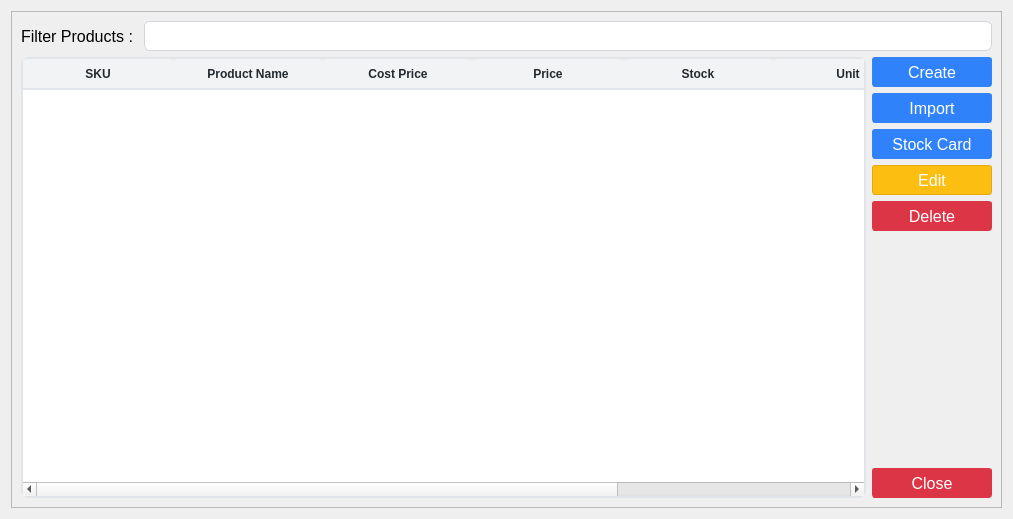
michael-halim/pos, file ui/products.ui: the form before one commit.
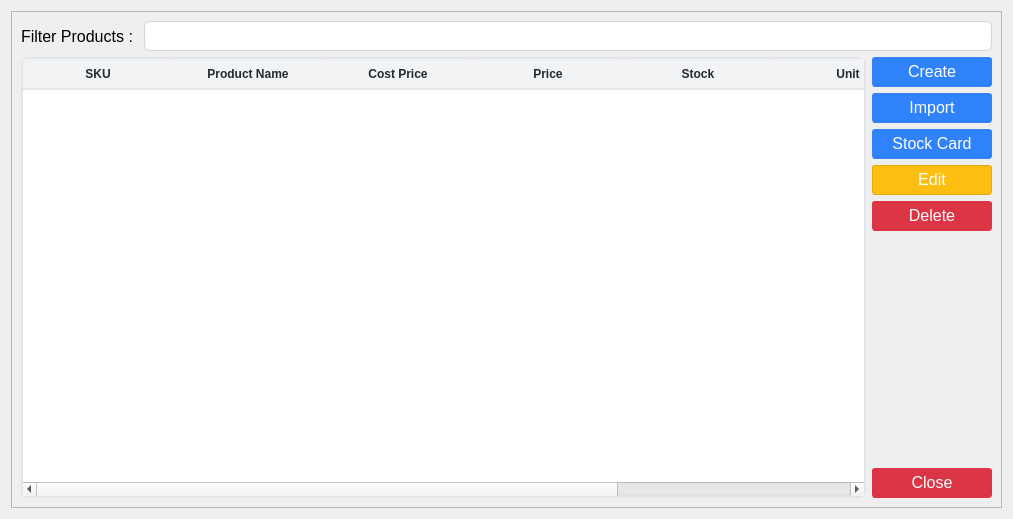
The form after the commit. Icons and pictures are not drawn.

Commit message: Patch#48: Added More Shortcut - Added Shortcut for Categories, Customers, Master Stock, Price Unit, Products Dialog, Roles Dialog, Role Permissions, Stock Card, Suppliers, Users - Fix Bug in Price Unit

What changed in the file:
```diff
--- a/ui/products.ui
+++ b/ui/products.ui
@@ -32,18 +32,300 @@
     background-color: #ffffff;       /* White background when focused */
 }
 
+QLineEdit:disabled {
+    border: 1px solid #e5e7eb;      /* Lighter border when disabled */
+    background-color: #f3f4f6;      /* Light gray background when disabled */
+    color: #9ca3af;                 /* Lighter text color when disabled */
+}
+
+/* QComboBox Styling - Improved with clearer state indicators */
+QComboBox {
+    border: 1px solid #d1d5db;      /* Light gray border */
+    border-radius: 6px;             /* Rounded corners */
+    padding: 6px 12px 6px 10px;     /* Add some padding */
+    min-height: 20px;               /* Minimum height */
+    color: #333;                    /* Text color */
+    background-color: #fff;         /* White background */
+    selection-background-color: #93c5fd; /* Light blue selection */
+    font-size: 14px;                /* Consistent font size */
+    min-width: 6em;                 /* Minimum width */
+}
+
+QComboBox:hover:!disabled {
+    border-color: #93c5fd;          /* Light blue border on hover when enabled */
+    background-color: #f0f7ff;      /* Very light blue background on hover */
+}
+
+QComboBox:focus {
+    border: 2px solid #3b82f6;      /* Thicker, darker blue border on focus */
+    background-color: #ffffff;      /* Pure white background when focused */
+}
+
+QComboBox:disabled {
+    border: 1px solid #d9dce0;      /* Very light gray border when disabled */
+    background-color: #f3f4f6;      /* Light gray background when disabled */
+    color: #9ca3af;                 /* Lighter text color when disabled */
+}
+
+QComboBox::drop-down {
+    subcontrol-origin: padding;
+    subcontrol-position: center right;
+    width: 20px;
+    border: none;                   /* Remove border for cleaner look */
+    margin-right: 5px;              /* Add some margin */
+}
+
+/* If you don't have an icon, use this instead: */
+QComboBox::down-arrow {
+    width: 0;
+    height: 0;
+    border-left: 5px solid transparent;
+    border-right: 5px solid transparent;
+    border-top: 5px solid #666;     /* Arrow color */
+    margin-right: 5px;
+}
+
+QComboBox::down-arrow:disabled {
+    border-top: 5px solid #b0b0b0;  /* Lighter arrow color when disabled */
+}
+
+QComboBox:disabled {
+    color: #9ca3af;                 /* Lighter text when disabled */
+    background-color: #f3f4f6;      /* Light gray background */
+    border-color: #e5e7eb;          /* Lighter border */
+}
+
+/* Add a visual indicator for disabled state */
+QComboBox:disabled {
+    color: #9ca3af;
+    background-color: #f3f4f6;
+    border: 1px solid #e5e7eb;
+    padding-right: 25px;            /* Make room for the lock icon */
+}
+
+/* If you don't have a lock icon, use a pattern instead */
+QComboBox:disabled {
+    background-image: repeating-linear-gradient(
+        45deg,
+        transparent,
+        transparent 5px,
+        rgba(200, 200, 200, 0.1) 5px,
+        rgba(200, 200, 200, 0.1) 10px
+    );
+}
+
+QComboBox QAbstractItemView {
+    border: 1px solid #d1d5db;
+    border-radius: 0px 0px 6px 6px;
+    background-color: white;
+    selection-background-color: #3b82f6;  /* Darker blue for better contrast */
+    selection-color: white;               /* White text on selection */
+    outline: none;
+    padding: 5px;
+}
+
+QComboBox QAbstractItemView::item {
+    min-height: 25px;               /* Taller items for better clickability */
+    padding: 5px;                   /* Padding inside items */
+}
+
+QComboBox QAbstractItemView::item:hover {
+    background-color: #e5f0ff;      /* Light blue on hover */
+    color: #333;
+}
+
+/* QTextEdit Styling - Similar to QLineEdit */
+QTextEdit {
+    border: 1px solid #d1d5db;      /* Light gray border */
+    border-radius: 6px;             /* Rounded corners */
+    outline: none;                  /* Remove default outline */
+    color: #333;                    /* Text color */
+    background-color: #fff;         /* White background */
+    padding: 6px 10px;              /* Add some padding for better text display */
+    selection-background-color: #93c5fd; /* Light blue selection */
+}
+
+QTextEdit:focus {
+    border: 1px solid #93c5fd;      /* Blue border on focus */
+    background-color: #ffffff;      /* White background when focused */
+}
+
+QTextEdit:disabled {
+    border: 1px solid #e5e7eb;      /* Lighter border when disabled */
+    background-color: #f3f4f6;      /* Light gray background when disabled */
+    color: #9ca3af;                 /* Lighter text color when disabled */
+}
+
+
+/* QDateEdit Styling */
+QDateEdit {
+    border: 1px solid #d1d5db;
+    border-radius: 6px;
+    padding: 6px 10px;
+    min-height: 20px;
+    color: #333;
+    background-color: #fff;
+    font-size: 14px;
+}
+
+QDateEdit:hover:!disabled {
+    border-color: #93c5fd;
+    background-color: #f0f7ff;
+}
+
+QDateEdit:focus {
+    border: 2px solid #3b82f6;
+    background-color: #ffffff;
+}
+
+QDateEdit:disabled {
+    color: #9ca3af;
+    background-color: #f3f4f6;
+    border: 1px dashed #c0c0c0;
+}
+
+QDateEdit::drop-down {
+    subcontrol-origin: padding;
+    subcontrol-position: center right;
+    width: 20px;
+    border: none;
+    margin-right: 5px;
+}
+
+QDateEdit::down-arrow {
+    width: 0;
+    height: 0;
+    border-left: 5px solid transparent;
+    border-right: 5px solid transparent;
+    border-top: 5px solid #666;
+    margin-right: 5px;
+}
+
+QDateEdit::down-arrow:disabled {
+    border-top: 5px solid #b0b0b0;
+}
+
+/* Calendar popup styling */
+QCalendarWidget {
+    background-color: white;
+    border: 1px solid #d1d5db;
+}
+
+QCalendarWidget QToolButton {
+    color: #333;
+    background-color: transparent;
+    border: 1px solid transparent;
+    border-radius: 4px;
+    padding: 4px;
+}
+
+QCalendarWidget QToolButton:hover {
+    background-color: #f0f7ff;
+    border: 1px solid #93c5fd;
+}
+
+QCalendarWidget QMenu {
+    background-color: white;
+    border: 1px solid #d1d5db;
+    padding: 5px;
+}
+
+QCalendarWidget QSpinBox {
+    border: 1px solid #d1d5db;
+    border-radius: 4px;
+    padding: 3px;
+    background-color: white;
+}
+
+QCalendarWidget QAbstractItemView:enabled {
+    background-color: white;
+    color: #333;
+    selection-background-color: #3b82f6;
+    selection-color: white;
+}
+
+QCalendarWidget QAbstractItemView:disabled {
+    color: #9ca3af;
+}
+
+QCalendarWidget QWidget#qt_calendar_navigationbar {
+    background-color: #f1f5f9;
+    border-bottom: 1px solid #d1d5db;
+    padding: 4px;
+}
+
 QPushButton {
     text-align: center;
     white-space: nowrap;
     vertical-align: middle;
     border: 1px solid transparent;
-    padding: 0.375rem 0.75rem;
     line-height: 1.5;
     border-radius: 3px;
     margin: 0.25rem;
 	opacity: 0.55;
+	padding-bottom: 2px;
 
-}</string>
+}
+
+/* Message Dialog Styling */
+QMessageBox {
+    background-color: #ffffff;
+    border-radius: 8px;
+    min-width: 300px;
+}
+
+QMessageBox QLabel {
+    color: #333333;
+    font-size: 14px;
+    padding: 12px;
+    min-height: 40px;
+}
+
+QMessageBox QPushButton {
+    background-color: #3b82f6;
+    color: white;
+    border-radius: 5px;
+    padding: 8px 16px;
+    font-weight: bold;
+    min-width: 80px;
+    margin: 8px 5px;
+    opacity: 1.0;
+}
+
+QMessageBox QPushButton:hover {
+    background-color: #2563eb;
+}
+
+QMessageBox QPushButton:pressed {
+    background-color: #1d4ed8;
+}
+
+QMessageBox QIcon {
+    padding: 15px;
+}
+
+QMessageBox #qt_msgbox_label {
+    min-height: 40px;
+}
+
+/* Warning icon styling */
+QMessageBox#warning-box {
+    background-color: #fff9ed;
+    border: 1px solid #fbbf24;
+}
+
+/* Error icon styling */
+QMessageBox#error-box {
+    background-color: #fef2f2;
+    border: 1px solid #ef4444;
+}
+
+/* Info icon styling */
+QMessageBox#info-box {
+    background-color: #eff6ff; 
+    border: 1px solid #3b82f6;
+}
+</string>
   </property>
   <layout class="QGridLayout" name="gridLayout_2">
    <item row="0" column="0">
```
The commit also changes 24 other files.
